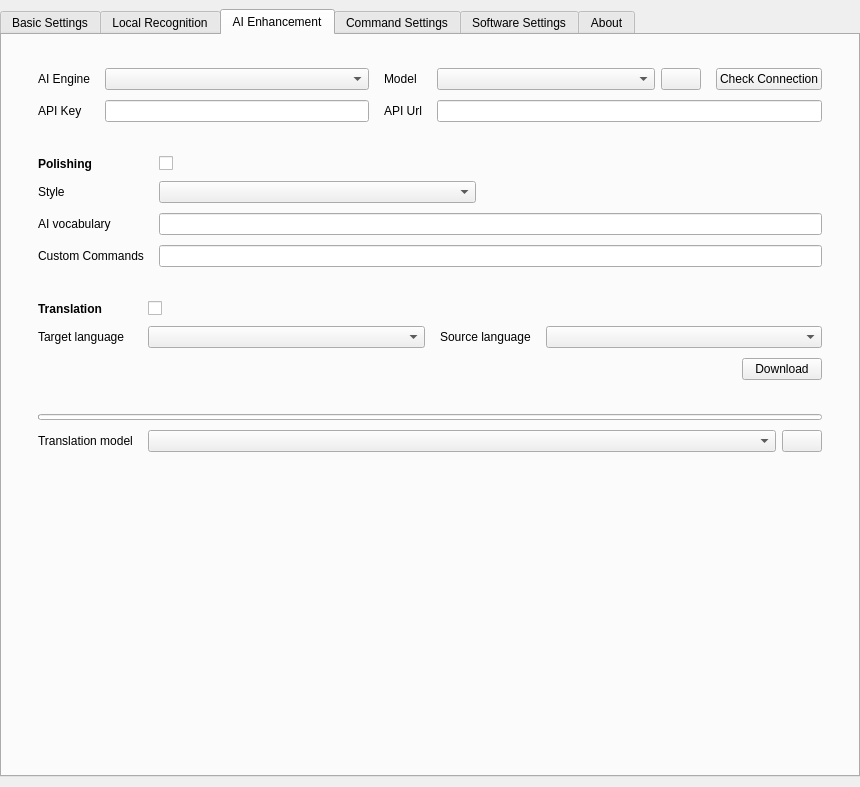
Before: the Qt Designer form src/app/MainWin.ui in Zeuear/IME_Audio, drawn with Qt 5.
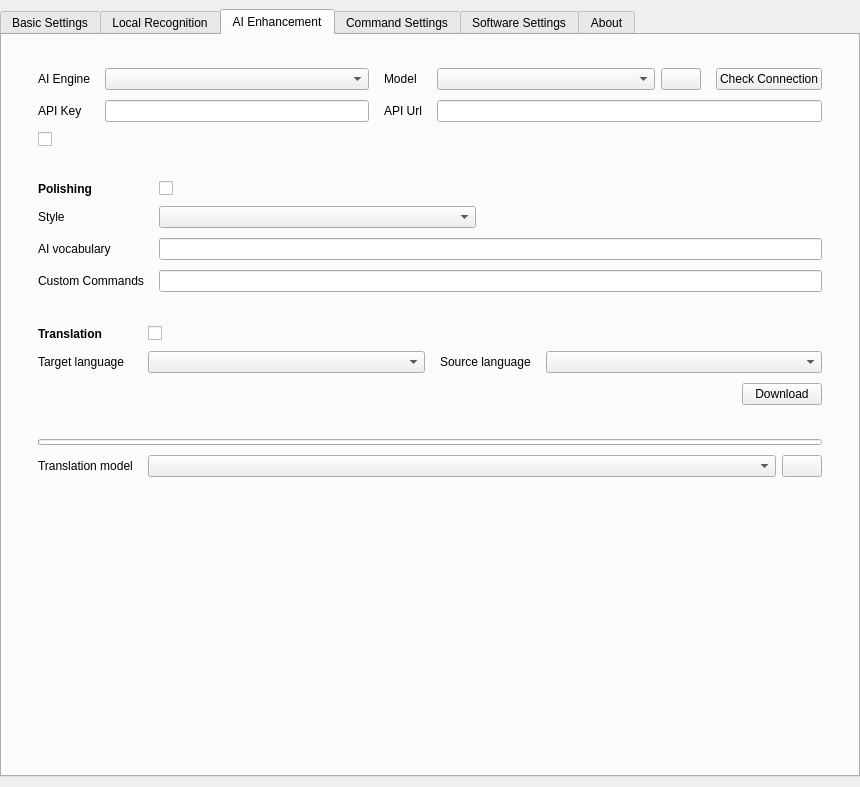
After: the same form once the commit is applied. The open tabs and pages were chosen to show the change. Icons and pictures are not drawn. Custom widgets are drawn as their Qt base class.

The edit to the form file:
```diff
--- a/src/app/MainWin.ui
+++ b/src/app/MainWin.ui
@@ -918,6 +918,13 @@
                  </property>
                 </widget>
                </item>
+               <item row="2" column="0" colspan="5">
+                <widget class="AnimatedCheckBox" name="allow_self_signed_checkbox">
+                 <property name="toolTip">
+                  <string>Only applies to localhost and loopback addresses</string>
+                 </property>
+                </widget>
+               </item>
               </layout>
              </widget>
             </item>
```
